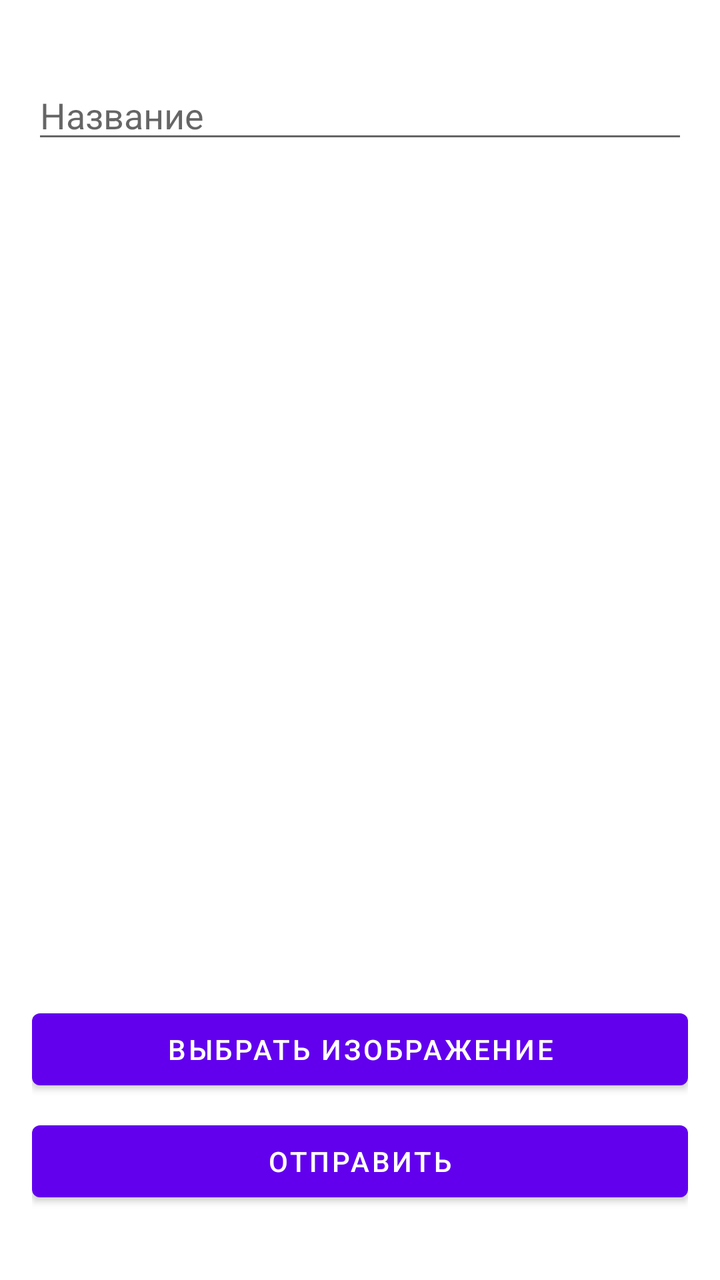
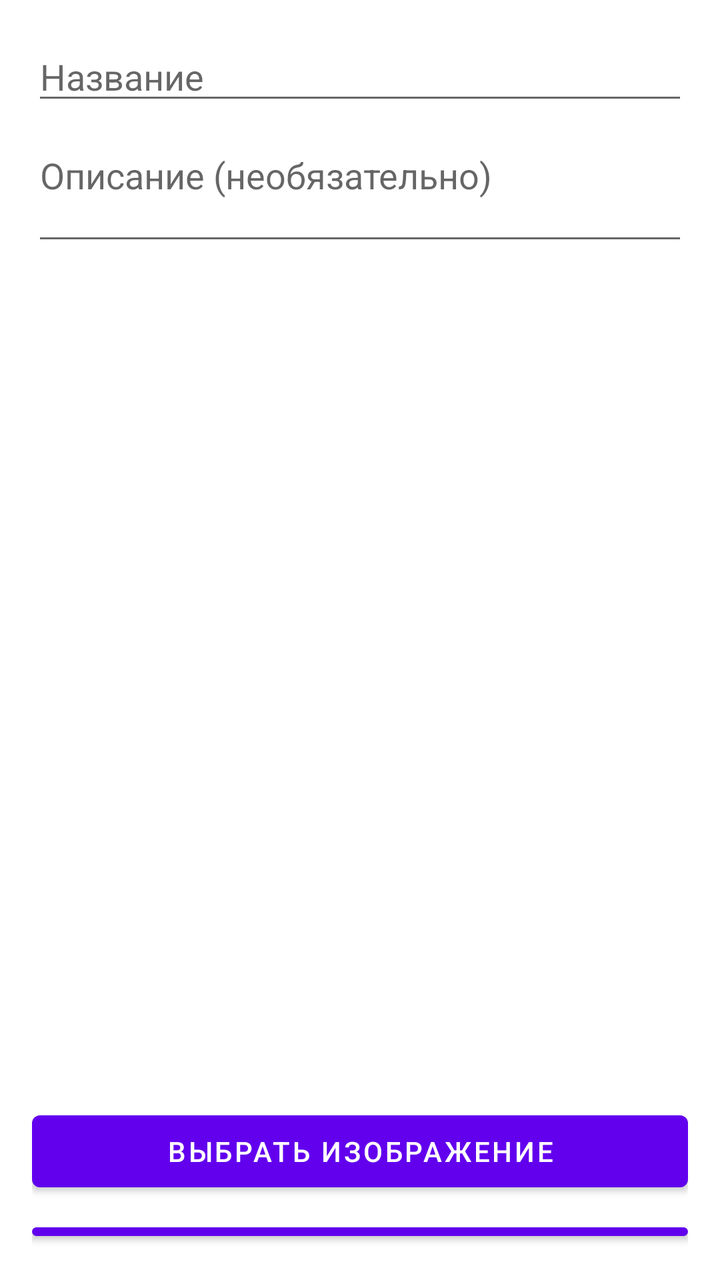

The first picture is an Android layout as it rendered before a commit; the second is the same layout after the commit. The layout source and the unified diff follow.
<!-- AndroidManifest.xml: application theme Theme.IncidentsTrackerAndroid -->
<!-- res/layout/fragment_add.xml -->
<?xml version="1.0" encoding="utf-8"?>
<FrameLayout xmlns:android="http://schemas.android.com/apk/res/android"
             xmlns:tools="http://schemas.android.com/tools"
             android:layout_width="match_parent"
             android:layout_height="match_parent"
             android:padding="16dp"
             tools:context="ui.main.AddFragment">
    <LinearLayout
            android:id="@+id/addLayout"
            android:orientation="vertical"
            android:layout_width="match_parent"
            android:layout_height="match_parent"
            android:gravity="center"
            android:visibility="visible">
        <EditText
                android:layout_width="match_parent"
                android:layout_height="wrap_content"
                android:inputType="text"
                android:hint="Название"
                android:ems="10"
                android:id="@+id/titleText"/>
        <ImageView
                android:id="@+id/selectedImageView"
                android:layout_width="match_parent"
                android:layout_height="400dp"
                android:layout_marginTop="8dp"
                android:scaleType="fitCenter"/>
        <Button
                android:id="@+id/selectImageButton"
                android:layout_width="match_parent"
                android:layout_height="wrap_content"
                android:layout_marginTop="16dp"
                android:text="Выбрать изображение"/>
        <Button
                android:id="@+id/submitBtn"
                android:text="Отправить"
                android:layout_width="match_parent"
                android:layout_marginTop="8dp"
                android:layout_height="wrap_content"/>
    </LinearLayout>
    <ProgressBar
            android:id="@+id/progressBar"
            android:layout_width="wrap_content"
            android:layout_height="wrap_content"
            android:layout_gravity="center"
            android:visibility="gone"/>
</FrameLayout>
<!-- resources referenced by this layout -->
<resources>
  <style name="Theme.IncidentsTrackerAndroid" parent="Theme.MaterialComponents.DayNight.DarkActionBar">
          
          <item name="colorPrimary">@color/purple_500</item>
          <item name="colorPrimaryVariant">@color/purple_700</item>
          <item name="colorOnPrimary">@color/white</item>
          
          <item name="colorSecondary">@color/teal_200</item>
          <item name="colorSecondaryVariant">@color/teal_700</item>
          <item name="colorOnSecondary">@color/black</item>
          
          <item name="android:statusBarColor">?attr/colorPrimaryVariant</item>
          
      </style>
  <color name="purple_500">#FF6200EE</color>
  <color name="purple_700">#FF3700B3</color>
  <color name="white">#FFFFFFFF</color>
  <color name="teal_200">#FF03DAC5</color>
  <color name="teal_700">#FF018786</color>
  <color name="black">#FF000000</color>
</resources>

<!-- the commit's change to res/layout/fragment_add.xml (unified diff, before → after) -->
@@ -19,6 +19,17 @@
                 android:hint="Название"
                 android:ems="10"
                 android:id="@+id/titleText"/>
+        <EditText
+                android:layout_width="match_parent"
+                android:layout_height="wrap_content"
+                android:layout_marginTop="8dp"
+                android:inputType="textMultiLine"
+                android:minLines="2"
+                android:maxLines="5"
+                android:gravity="top|start"
+                android:hint="Описание (необязательно)"
+                android:ems="10"
+                android:id="@+id/descriptionText"/>
         <ImageView
                 android:id="@+id/selectedImageView"
                 android:layout_width="match_parent"
